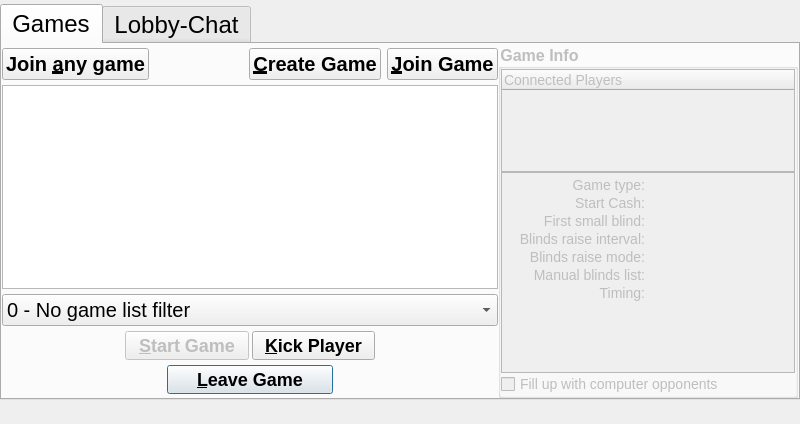
Qt form src/gui/qt/gui_800x480/gamelobbydialog_800x480.ui (pokerth/pokerth) before a commit.
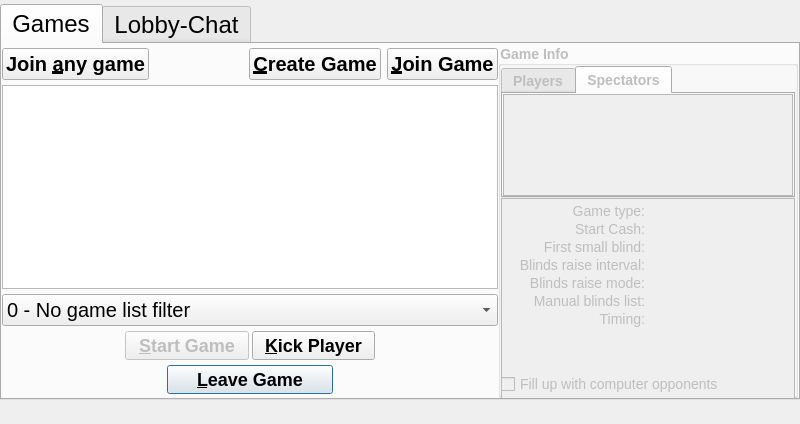
The same form after that commit. The open tabs and pages were chosen to show the change. Icons and pictures are not drawn.

Commit message: android qt5 fixes

```diff
--- a/src/gui/qt/gui_800x480/gamelobbydialog_800x480.ui
+++ b/src/gui/qt/gui_800x480/gamelobbydialog_800x480.ui
@@ -459,19 +459,32 @@
             </size>
            </property>
            <property name="styleSheet">
-            <string notr="true">QObject {font: bold 16px}</string>
+            <string notr="true">QObject {font: bold 14px}</string>
            </property>
            <property name="title">
             <string>Game Info</string>
            </property>
-           <layout class="QVBoxLayout" name="verticalLayout">
-            <property name="spacing">
+           <layout class="QGridLayout" name="gridLayout_7">
+            <property name="verticalSpacing">
              <number>0</number>
             </property>
             <property name="margin">
              <number>0</number>
             </property>
-            <item>
+            <item row="0" column="0">
+             <widget class="QTabWidget" name="tabWidget_playerSpectators">
+              <property name="currentIndex">
+               <number>0</number>
+              </property>
+              <widget class="QWidget" name="tab">
+               <attribute name="title">
+                <string>Players</string>
+               </attribute>
+               <layout class="QGridLayout" name="gridLayout_2">
+                <property name="margin">
+                 <number>0</number>
+                </property>
+                <item row="0" column="0">
              <widget class="QTreeWidget" name="treeWidget_connectedPlayers">
               <property name="sizePolicy">
                <sizepolicy hsizetype="Expanding" vsizetype="Preferred">
@@ -503,6 +516,9 @@
               <property name="indentation">
                <number>15</number>
               </property>
+                  <property name="headerHidden">
+                   <bool>true</bool>
+                  </property>
               <column>
                <property name="text">
                 <string>Connected Players</string>
@@ -510,7 +526,33 @@
               </column>
              </widget>
             </item>
-            <item>
+               </layout>
+              </widget>
+              <widget class="QWidget" name="tab_3">
+               <attribute name="title">
+                <string>Spectators</string>
+               </attribute>
+               <layout class="QGridLayout" name="gridLayout_6">
+                <property name="margin">
+                 <number>0</number>
+                </property>
+                <item row="0" column="0">
+                 <widget class="QTreeWidget" name="treeWidget_connectedSpectators">
+                  <property name="headerHidden">
+                   <bool>true</bool>
+                  </property>
+                  <column>
+                   <property name="text">
+                    <string notr="true">1</string>
+                   </property>
+                  </column>
+                 </widget>
+                </item>
+               </layout>
+              </widget>
+             </widget>
+            </item>
+            <item row="1" column="0">
              <widget class="QScrollArea" name="scrollArea_gameInfos">
               <property name="sizePolicy">
                <sizepolicy hsizetype="Expanding" vsizetype="MinimumExpanding">
@@ -780,7 +822,7 @@
               </widget>
              </widget>
             </item>
-            <item>
+            <item row="2" column="0">
              <layout class="QHBoxLayout" name="horizontalLayout_2">
               <item>
                <widget class="QCheckBox" name="checkBox_fillUpWithComputerOpponents">
```
Left out of the diff: 16 changed lines with no effect on the pictures. Lines whose indentation alone changed are shown as unchanged. The commit also changes 1 other file.
